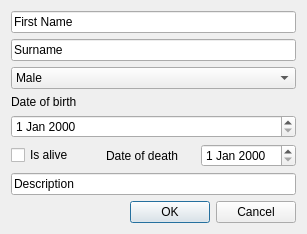
This is Verklegt2014/AddScientistDialog.ui in Tagl/Verklegt2014 as Qt 5 draws it before an edit. The edited form follows.
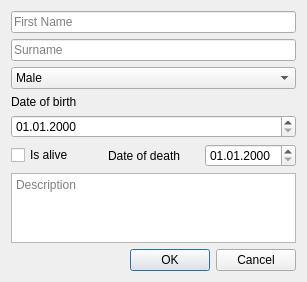
This is the edited form.

```diff
--- a/Verklegt2014/AddScientistDialog.ui
+++ b/Verklegt2014/AddScientistDialog.ui
@@ -7,7 +7,7 @@
     <x>0</x>
     <y>0</y>
     <width>307</width>
-    <height>218</height>
+    <height>269</height>
    </rect>
   </property>
   <property name="windowTitle">
@@ -20,6 +20,9 @@
       <bool>false</bool>
      </property>
      <property name="text">
+      <string/>
+     </property>
+     <property name="placeholderText">
       <string>First Name</string>
      </property>
     </widget>
@@ -27,6 +30,9 @@
    <item>
     <widget class="QLineEdit" name="SurName">
      <property name="text">
+      <string/>
+     </property>
+     <property name="placeholderText">
       <string>Surname</string>
      </property>
     </widget>
@@ -53,7 +59,11 @@
     </widget>
    </item>
    <item>
-    <widget class="QDateEdit" name="DoB"/>
+    <widget class="QDateEdit" name="DoB">
+     <property name="displayFormat">
+      <string>dd.MM.yyyy</string>
+     </property>
+    </widget>
    </item>
    <item>
     <layout class="QHBoxLayout" name="horizontalLayout">
@@ -72,13 +82,17 @@
       </widget>
      </item>
      <item>
-      <widget class="QDateEdit" name="DoD"/>
+      <widget class="QDateEdit" name="DoD">
+       <property name="displayFormat">
+        <string>dd.MM.yyyy</string>
+       </property>
+      </widget>
      </item>
     </layout>
    </item>
    <item>
-    <widget class="QLineEdit" name="Description">
-     <property name="text">
+    <widget class="QPlainTextEdit" name="Description">
+     <property name="placeholderText">
       <string>Description</string>
      </property>
     </widget>
```
